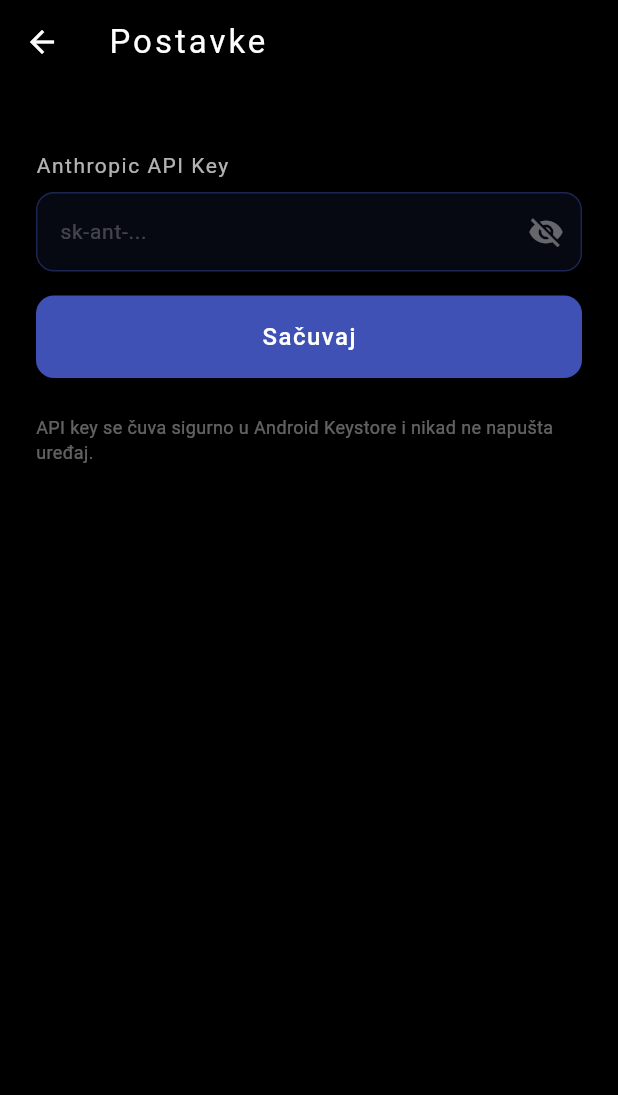
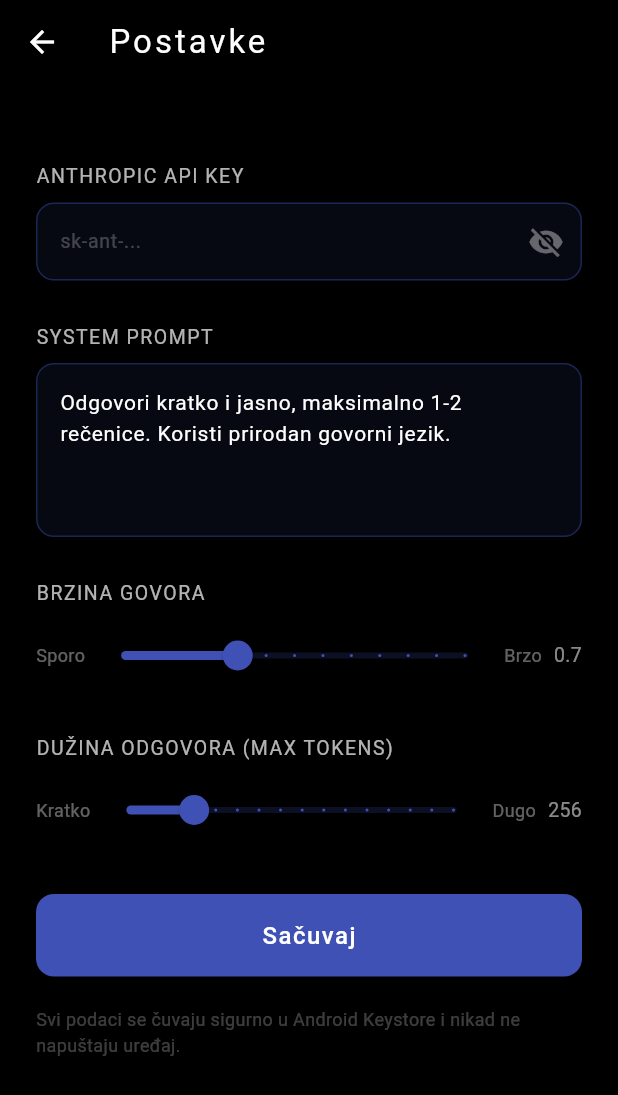
Before and after one commit to fladroid/flutter-faro, a Flutter app: the screen it shows after launch, after a tap on the "settings" icon, on a phone screen of 412 x 824 dp. Shown: the top 1095 px of the screen. Run offline on Flutter 3.47's test engine with Material 3 defaults, Android fonts, the phone set to English and light mode, and no system bars; our stand-ins replace flutter_secure_storage, flutter_tts, speech_to_text.

Commit message:
v0.3.0: settings — speech rate, max tokens, system prompt

```diff
--- a/lib/main.dart
+++ b/lib/main.dart
@@ -44,23 +44,36 @@
   bool _loading = false;
   String _userText = '';
   String _claudeText = '';
+
   String _apiKey = '';
+  String _systemPrompt = '';
+  double _speechRate = 0.7;
+  int _maxTokens = 256;
 
   @override
   void initState() {
     super.initState();
-    _loadApiKey();
-    _initTts();
+    _loadSettings();
   }
 
-  Future<void> _loadApiKey() async {
+  Future<void> _loadSettings() async {
     final key = await _storage.read(key: 'anthropic_api_key');
-    setState(() => _apiKey = key ?? '');
-  }
+    final prompt = await _storage.read(key: 'system_prompt');
+    final rate = await _storage.read(key: 'speech_rate');
+    final tokens = await _storage.read(key: 'max_tokens');
 
-  Future<void> _initTts() async {
+    const defaultPrompt =
+        'Odgovori kratko i jasno, maksimalno 1-2 rečenice. Koristi prirodan govorni jezik.';
+
+    setState(() {
+      _apiKey = key ?? '';
+      _systemPrompt = (prompt != null && prompt.isNotEmpty) ? prompt : defaultPrompt;
+      _speechRate = double.tryParse(rate ?? '0.7') ?? 0.7;
+      _maxTokens = int.tryParse(tokens ?? '256') ?? 256;
+    });
+
     await _tts.setLanguage('sr-RS');
-    await _tts.setSpeechRate(0.9);
+    await _tts.setSpeechRate(_speechRate);
     await _tts.setVolume(1.0);
   }
 
@@ -114,7 +127,8 @@
         },
         body: jsonEncode({
           'model': 'claude-sonnet-4-6',
-          'max_tokens': 1024,
+          'max_tokens': _maxTokens,
+          'system': _systemPrompt,
           'messages': [
             {'role': 'user', 'content': text}
           ],
@@ -129,6 +143,7 @@
         _loading = false;
       });
 
+      await _tts.setSpeechRate(_speechRate);
       await _tts.speak(reply);
     } catch (e) {
       setState(() {
@@ -152,7 +167,7 @@
                 context,
                 MaterialPageRoute(builder: (_) => const SettingsScreen()),
               );
-              _loadApiKey();
+              _loadSettings();
             },
           ),
         ],
--- a/lib/settings_screen.dart
+++ b/lib/settings_screen.dart
@@ -10,27 +10,45 @@
 
 class _SettingsScreenState extends State<SettingsScreen> {
   final _storage = const FlutterSecureStorage();
-  final _controller = TextEditingController();
+  final _keyController = TextEditingController();
+  final _promptController = TextEditingController();
   bool _saved = false;
   bool _obscure = true;
+  double _speechRate = 0.7;
+  int _maxTokens = 256;
+
+  static const String _defaultPrompt =
+      'Odgovori kratko i jasno, maksimalno 1-2 rečenice. Koristi prirodan govorni jezik.';
 
   @override
   void initState() {
     super.initState();
-    _loadKey();
+    _loadSettings();
   }
 
-  Future<void> _loadKey() async {
+  Future<void> _loadSettings() async {
     final key = await _storage.read(key: 'anthropic_api_key');
-    if (key != null) {
-      _controller.text = key;
-    }
+    final prompt = await _storage.read(key: 'system_prompt');
+    final rate = await _storage.read(key: 'speech_rate');
+    final tokens = await _storage.read(key: 'max_tokens');
+
+    setState(() {
+      _keyController.text = key ?? '';
+      _promptController.text = prompt ?? _defaultPrompt;
+      _speechRate = double.tryParse(rate ?? '0.7') ?? 0.7;
+      _maxTokens = int.tryParse(tokens ?? '256') ?? 256;
+    });
   }
 
-  Future<void> _saveKey() async {
-    final key = _controller.text.trim();
+  Future<void> _saveSettings() async {
+    final key = _keyController.text.trim();
     if (key.isEmpty) return;
+
     await _storage.write(key: 'anthropic_api_key', value: key);
+    await _storage.write(key: 'system_prompt', value: _promptController.text.trim());
+    await _storage.write(key: 'speech_rate', value: _speechRate.toString());
+    await _storage.write(key: 'max_tokens', value: _maxTokens.toString());
+
     setState(() => _saved = true);
     Future.delayed(const Duration(seconds: 2), () {
       if (mounted) setState(() => _saved = false);
@@ -39,9 +57,18 @@
 
   @override
   void dispose() {
-    _controller.dispose();
+    _keyController.dispose();
+    _promptController.dispose();
     super.dispose();
   }
+
+  Widget _sectionLabel(String text) => Padding(
+        padding: const EdgeInsets.only(top: 28, bottom: 8),
+        child: Text(
+          text,
+          style: const TextStyle(color: Colors.white70, fontSize: 13, letterSpacing: 1),
+        ),
+      );
 
   @override
   Widget build(BuildContext context) {
@@ -55,58 +82,116 @@
           style: TextStyle(color: Colors.white, letterSpacing: 2),
         ),
       ),
-      body: Padding(
+      body: SingleChildScrollView(
         padding: const EdgeInsets.all(24.0),
         child: Column(
           crossAxisAlignment: CrossAxisAlignment.start,
           children: [
-            const SizedBox(height: 20),
-            const Text(
-              'Anthropic API Key',
-              style: TextStyle(color: Colors.white70, fontSize: 14, letterSpacing: 1),
-            ),
-            const SizedBox(height: 8),
+
+            // --- API KEY ---
+            _sectionLabel('ANTHROPIC API KEY'),
             TextField(
-              controller: _controller,
+              controller: _keyController,
               obscureText: _obscure,
-              style: const TextStyle(color: Colors.white, fontSize: 14),
+              style: const TextStyle(color: Colors.white, fontSize: 13),
               decoration: InputDecoration(
                 hintText: 'sk-ant-...',
                 hintStyle: const TextStyle(color: Colors.white24),
                 filled: true,
                 fillColor: Colors.indigo.withOpacity(0.1),
-                border: OutlineInputBorder(
-                  borderRadius: BorderRadius.circular(12),
-                  borderSide: BorderSide(color: Colors.indigo.withOpacity(0.4)),
-                ),
-                enabledBorder: OutlineInputBorder(
-                  borderRadius: BorderRadius.circular(12),
-                  borderSide: BorderSide(color: Colors.indigo.withOpacity(0.4)),
-                ),
-                focusedBorder: OutlineInputBorder(
-                  borderRadius: BorderRadius.circular(12),
-                  borderSide: const BorderSide(color: Colors.indigo),
-                ),
+                border: OutlineInputBorder(borderRadius: BorderRadius.circular(12),
+                    borderSide: BorderSide(color: Colors.indigo.withOpacity(0.4))),
+                enabledBorder: OutlineInputBorder(borderRadius: BorderRadius.circular(12),
+                    borderSide: BorderSide(color: Colors.indigo.withOpacity(0.4))),
+                focusedBorder: OutlineInputBorder(borderRadius: BorderRadius.circular(12),
+                    borderSide: const BorderSide(color: Colors.indigo)),
                 suffixIcon: IconButton(
-                  icon: Icon(
-                    _obscure ? Icons.visibility_off : Icons.visibility,
-                    color: Colors.white38,
-                  ),
+                  icon: Icon(_obscure ? Icons.visibility_off : Icons.visibility,
+                      color: Colors.white38),
                   onPressed: () => setState(() => _obscure = !_obscure),
                 ),
               ),
             ),
-            const SizedBox(height: 16),
+
+            // --- SYSTEM PROMPT ---
+            _sectionLabel('SYSTEM PROMPT'),
+            TextField(
+              controller: _promptController,
+              maxLines: 4,
+              style: const TextStyle(color: Colors.white, fontSize: 14),
+              decoration: InputDecoration(
+                filled: true,
+                fillColor: Colors.indigo.withOpacity(0.1),
+                border: OutlineInputBorder(borderRadius: BorderRadius.circular(12),
+                    borderSide: BorderSide(color: Colors.indigo.withOpacity(0.4))),
+                enabledBorder: OutlineInputBorder(borderRadius: BorderRadius.circular(12),
+                    borderSide: BorderSide(color: Colors.indigo.withOpacity(0.4))),
+                focusedBorder: OutlineInputBorder(borderRadius: BorderRadius.circular(12),
+                    borderSide: const BorderSide(color: Colors.indigo)),
+              ),
+            ),
+
+            // --- SPEECH RATE ---
+            _sectionLabel('BRZINA GOVORA'),
+            Row(
+              children: [
+                const Text('Sporo', style: TextStyle(color: Colors.white38, fontSize: 12)),
+                Expanded(
+                  child: Slider(
+                    value: _speechRate,
+                    min: 0.3,
+                    max: 1.5,
+                    divisions: 12,
+                    activeColor: Colors.indigo,
+                    inactiveColor: Colors.indigo.withOpacity(0.2),
+                    onChanged: (v) => setState(() => _speechRate = v),
+                  ),
+                ),
+                const Text('Brzo', style: TextStyle(color: Colors.white38, fontSize: 12)),
+                const SizedBox(width: 8),
+                Text(
+                  _speechRate.toStringAsFixed(1),
+                  style: const TextStyle(color: Colors.white54, fontSize: 13),
+                ),
+              ],
+            ),
+
+            // --- MAX TOKENS ---
+            _sectionLabel('DUŽINA ODGOVORA (MAX TOKENS)'),
+            Row(
+              children: [
+                const Text('Kratko', style: TextStyle(color: Colors.white38, fontSize: 12)),
+                Expanded(
+                  child: Slider(
+                    value: _maxTokens.toDouble(),
+                    min: 64,
+                    max: 1024,
+                    divisions: 15,
+                    activeColor: Colors.indigo,
+                    inactiveColor: Colors.indigo.withOpacity(0.2),
+                    onChanged: (v) => setState(() => _maxTokens = v.round()),
+                  ),
+                ),
+                const Text('Dugo', style: TextStyle(color: Colors.white38, fontSize: 12)),
+                const SizedBox(width: 8),
+                Text(
+                  '$_maxTokens',
+                  style: const TextStyle(color: Colors.white54, fontSize: 13),
+                ),
+              ],
+            ),
+
+            const SizedBox(height: 32),
+
+            // --- SAVE ---
             SizedBox(
               width: double.infinity,
               child: ElevatedButton(
-                onPressed: _saveKey,
+                onPressed: _saveSettings,
                 style: ElevatedButton.styleFrom(
                   backgroundColor: Colors.indigo,
                   padding: const EdgeInsets.symmetric(vertical: 16),
-                  shape: RoundedRectangleBorder(
-                    borderRadius: BorderRadius.circular(12),
-                  ),
+                  shape: RoundedRectangleBorder(borderRadius: BorderRadius.circular(12)),
                 ),
                 child: Text(
                   _saved ? '✓ Sačuvano' : 'Sačuvaj',
@@ -114,11 +199,13 @@
                 ),
               ),
             ),
-            const SizedBox(height: 24),
+
+            const SizedBox(height: 20),
             const Text(
-              'API key se čuva sigurno u Android Keystore i nikad ne napušta uređaj.',
-              style: TextStyle(color: Colors.white38, fontSize: 12),
+              'Svi podaci se čuvaju sigurno u Android Keystore i nikad ne napuštaju uređaj.',
+              style: TextStyle(color: Colors.white24, fontSize: 12),
             ),
+            const SizedBox(height: 20),
           ],
         ),
       ),
```
Also changed, not shown: 1 other file.
